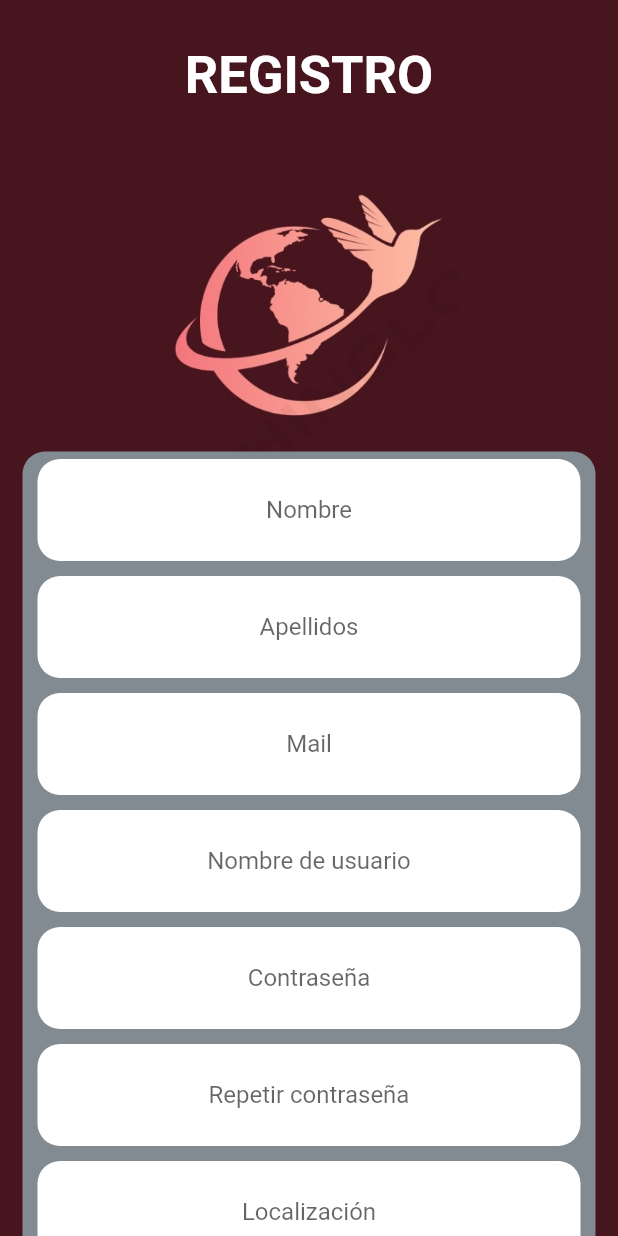
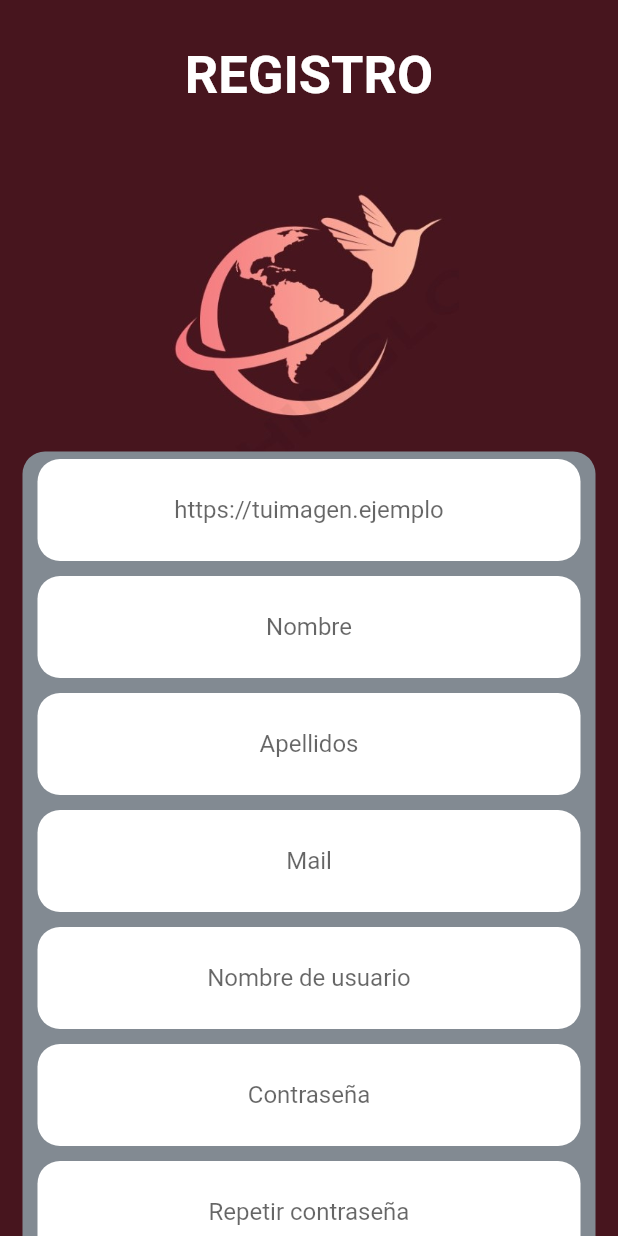
Before and after one commit to ISPP-G8/FindMyFun, a Flutter app: the screen it shows after launch, after a tap on "Acceder como empresa", after a tap on "CONTINUAR", after a tap on "¿No tienes cuenta?", on a phone screen of 412 x 824 dp. Run offline on Flutter 3.47's test engine with Material 2 defaults, Android fonts, the phone set to English and light mode, and no system bars; our stand-ins replace firebase_auth, firebase_core; accounts and stored records are empty; network calls fail.

Commit message:
upload: avanzada la tarea de los detalles de perfil

```diff
--- a/lib/models/user.dart
+++ b/lib/models/user.dart
@@ -10,6 +10,7 @@ enum Preferences { futbol, cerveza, tenis, ajedrez, videojuegos, musica }
 class User {
   User({
     required this.id,
+    required this.image,
     required this.name,
     required this.surname,
     required this.username,
@@ -19,6 +20,7 @@ class User {
   });
 
   String id;
+  String image;
   String name;
   String surname;
   String username;
@@ -32,6 +34,7 @@ class User {
 
   factory User.fromJson(Map<String, dynamic> json) => User(
         id: json["id"],
+        image: json["image"],
         name: json["name"],
         surname: json["surname"],
         username: json["username"],
@@ -42,6 +45,7 @@ class User {
 
   Map<String, dynamic> toJson() => {
         "id": id,
+        "image": image,
         "name": name,
         "surname": surname,
         "username": username,
--- a/lib/services/events_service.dart
+++ b/lib/services/events_service.dart
@@ -22,7 +22,7 @@ class EventsService extends ChangeNotifier {
 
       print(resp.body);
     } catch (e) {
-      print('Error al eliminar el evento: $e');
+      print('Error while deleting the event: $e');
     }
   }
 
--- a/lib/services/users_service.dart
+++ b/lib/services/users_service.dart
@@ -13,37 +13,36 @@ class UsersService extends ChangeNotifier {
 
   List<dynamic> get users => _users;
 
-  void set users(List<dynamic> inputUsers) {
+  set users(List<dynamic> inputUsers) {
     _users = inputUsers;
     notifyListeners();
   }
 
   // TODO: Hacer el getItem pasando el uid del AuthService()
 
+  Future<User> getUserWithUid(String userUid) async {
+    final url = Uri.https(_baseUrl, 'Users/$userUid.json');
+    User user;
+    try {
+      final resp = await http.get(url);
+      if (resp.statusCode == 200) {
+        Map<String, dynamic> data = jsonDecode(resp.body);
+        user = User.fromJson(data);
+        return user;
+      } else {
+        throw Exception(
+            'Errors ocurred while trying to get the user with Uid $userUid');
+      }
+    } catch (e) {
+      throw Exception('The user $e couldn´t be found.');
+    }
+  }
   // TODO: Hacer el updateItem pasando el uid del AuthService()
-
-  Future<void> getUserDetail(String userId) async {
-    final url = Uri.https(_baseUrl, '/Users/$userId.json');
-      try {
-          final resp =  await http.get(url);
-          if(resp.statusCode != 200){
-            return;
-          }
-          print(jsonDecode(resp.body));
-
-
-
-      } catch(e){
-        print('Error al acceder a los datos del usuario $e');
-      }
-  }
-
 
   //READ EVENT
   Future<void> getUsers() async {
     final url = Uri.https(_baseUrl, 'Users.json');
-     try {
-
+    try {
       final resp = await http.get(url);
 
       if (resp.statusCode != 200) {
@@ -56,10 +55,8 @@ class UsersService extends ChangeNotifier {
         final user = User.fromRawJson(jsonEncode(value));
         _users.add(user);
       });
-
     } catch (e) {
       print('Error getting users: $e');
     }
   }
-
 }
--- a/lib/views/home/profile/profile_details_view.dart
+++ b/lib/views/home/profile/profile_details_view.dart
@@ -2,10 +2,8 @@ import 'package:findmyfun/models/models.dart';
 import 'package:findmyfun/services/users_service.dart';
 import 'package:findmyfun/themes/colors.dart';
 import 'package:findmyfun/themes/styles.dart';
-import 'package:findmyfun/widgets/custom_button.dart';
-import 'package:findmyfun/widgets/submit_button.dart';
+import 'package:findmyfun/widgets/custom_text_form.dart';
 import 'package:flutter/material.dart';
-import 'package:findmyfun/services/page_view_service.dart';
 import 'package:provider/provider.dart';
 
 class ProfileDetailsView extends StatelessWidget {
@@ -13,13 +11,45 @@ class ProfileDetailsView extends StatelessWidget {
 
   @override
   Widget build(BuildContext context) {
-    // ignore: prefer_const_constructors
+    final profileViewService = Provider.of<UsersService>(context);
 
-    final profileViewService = Provider.of<UsersService>(context);
-    var user = profileViewService.getUserDetail('123456');
+    User userSelected;
+    profileViewService
+        .getUserWithUid('OjLDdgjOedeILmbwik90hW7YUlq1')
+        .then((value) {
+      print(value);
+    });
 
-    final pageViewController =
-        Provider.of<PageViewService>(context).pageController;
+    // User userSelected;
+    // Future<User> _userSelected(String userId) async {
+    //   User userSelected;
+    //   var snapshot =
+    //       await profileViewService.getUserWithUid(userId).then((value) {
+    //     userSelected = value;
+    //     return userSelected;
+    //   });
+    // }
+
+    // void userSelectedFunc() async {
+    //   final userSelected = await _userSelected('OjLDdgjOedeILmbwik90hW7YUlq1');
+    // }
+
+    // User userSelected = User(
+    //     id: "1",
+    //     image:
+    //         "https://www.google.com/url?sa=i&url=https%3A%2F%2Fes.dreamstime.com%2Ffoto-de-archivo-persona-feliz-en-el-campo-image42388021&psig=AOvVaw1MSO-DFzC-u5H17VRNg93G&ust=1678554113861000&source=images&cd=vfe&ved=0CA8QjRxqFwoTCNDS8r7r0f0CFQAAAAAdAAAAABAQ",
+    //     name: "a",
+    //     surname: "a",
+    //     username: "a",
+    //     city: "a",
+    //     email: "a",
+    //     preferences: []);
+    // profileViewService
+    //     .getUserWithUid('OjLDdgjOedeILmbwik90hW7YUlq1')
+    //     .then((value) {
+    //   userSelected = value;
+    // });
+
     return Scaffold(
       floatingActionButton: FloatingActionButton(onPressed: () {}),
       backgroundColor: ProjectColors.primary,
@@ -48,35 +78,30 @@ class ProfileDetailsView extends StatelessWidget {
             child: Column(
               mainAxisAlignment: MainAxisAlignment.center,
               children: [
-                const Icon(
-                  Icons.account_circle, // icono de foto de perfil
-                  size: 200,
-                  color: Color.fromARGB(255, 67, 32, 32),
+                Container(
+                  padding: const EdgeInsets.all(10.0),
+                  //child: Image.network(userSelected.image, fit: BoxFit.cover),
                 ),
-                const SizedBox(height: 20),
-                for (var i = 0; i < 6; i++)
-                  Padding(
-                    padding:
-                        const EdgeInsets.symmetric(horizontal: 20, vertical: 2),
-                    child: TextField(
-                      readOnly: true,
-                      decoration: InputDecoration(
-                        filled: true,
-                        fillColor: Colors.white,
-                        border: OutlineInputBorder(
-                          borderRadius: BorderRadius.circular(5),
-                          borderSide: BorderSide.none,
-                        ),
-                      ),
-                    ),
-                  ),
-                CustomButton(
-                    text: user.toString(),
-                    onTap: () => pageViewController.animateToPage(1,
-                        duration: const Duration(milliseconds: 500),
-                        curve: Curves.easeInOut)),
-                const SizedBox(height: 5),
-                const SubmitButton(text: 'CONTINUAR')
+                // CustomTextForm(
+                //   hintText: userSelected.username,
+                //   enabled: false,
+                // ),
+                // CustomTextForm(
+                //   hintText: userSelected.name,
+                //   enabled: false,
+                // ),
+                // CustomTextForm(
+                //   hintText: userSelected.surname,
+                //   enabled: false,
+                // ),
+                // CustomTextForm(
+                //   hintText: userSelected.city,
+                //   enabled: false,
+                // ),
+                // CustomTextForm(
+                //   hintText: userSelected.email,
+                //   enabled: false,
+                // ),
               ],
             ),
           ),
--- a/lib/views/register/register_view_form.dart
+++ b/lib/views/register/register_view_form.dart
@@ -38,6 +38,7 @@ class _RegisterFormContainer extends StatefulWidget {
 }
 
 class _RegisterFormContainerState extends State<_RegisterFormContainer> {
+  final _imageController = TextEditingController();
   final _emailController = TextEditingController();
   final _nameController = TextEditingController();
   final _surnameController = TextEditingController();
@@ -51,9 +52,14 @@ class _RegisterFormContainerState extends State<_RegisterFormContainer> {
   Widget build(BuildContext context) {
     final userService = Provider.of<UsersService>(context);
     return Form(
-        autovalidateMode: AutovalidateMode.onUserInteraction,
+      autovalidateMode: AutovalidateMode.onUserInteraction,
       key: _formKey,
       child: Column(children: [
+        CustomTextForm(
+          hintText: 'https://tuimagen.ejemplo',
+          controller: _imageController,
+          validator: (value) => Validators.validateNotEmpty(value),
+        ),
         CustomTextForm(
           hintText: 'Nombre',
           controller: _nameController,
@@ -84,9 +90,9 @@ class _RegisterFormContainerState extends State<_RegisterFormContainer> {
           hintText: 'Repetir contraseña',
           obscure: true,
           controller: _passwordConfirmController,
-
           validator: (value) {
-            if(_passwordConfirmController.text != _passwordController.text) return 'Las contraseñas no coinciden.';
+            if (_passwordConfirmController.text != _passwordController.text)
+              return 'Las contraseñas no coinciden.';
             return null;
           },
         ),
@@ -107,6 +113,7 @@ class _RegisterFormContainerState extends State<_RegisterFormContainer> {
                       password: _passwordController.text);
               userService.currentUser = user.User(
                   id: credential.user!.uid,
+                  image: _imageController.text,
                   name: _nameController.text,
                   surname: _surnameController.text,
                   username: _usernameController.text,
--- a/lib/widgets/cutom_text_form.dart
+++ b/lib/widgets/custom_text_form.dart
@@ -4,12 +4,20 @@ import 'package:flutter/material.dart';
 class CustomTextForm extends StatelessWidget {
   final String hintText;
   final bool obscure;
+  final EdgeInsets? padding;
+  final int? maxLines;
+  final TextInputType? type;
+  final bool enabled;
   final TextEditingController? controller;
   final String? Function(String?)? validator;
   const CustomTextForm({
     super.key,
     required this.hintText,
     this.obscure = false,
+    this.padding = const EdgeInsets.all(10),
+    this.maxLines = 1,
+    this.type = TextInputType.text,
+    this.enabled = true,
     this.controller,
     this.validator,
   });
@@ -18,12 +26,17 @@ class CustomTextForm extends StatelessWidget {
   Widget build(BuildContext context) {
     return Container(
       margin: const EdgeInsets.symmetric(horizontal: 10, vertical: 5),
-      padding: EdgeInsets.all(10),
+      padding: padding,
       decoration: BoxDecoration(
-          color: Colors.white, borderRadius: BorderRadius.circular(15)),
+        color: Colors.white,
+        borderRadius: BorderRadius.circular(15),
+      ),
       child: TextFormField(
+        keyboardType: type,
         controller: controller,
         obscureText: obscure,
+        maxLines: maxLines,
+        enabled: enabled,
         textAlign: TextAlign.center,
         validator: validator,
         decoration: InputDecoration(
--- a/lib/widgets/widgets.dart
+++ b/lib/widgets/widgets.dart
@@ -1,6 +1,6 @@
 export 'package:findmyfun/widgets/custom_button.dart';
 export 'package:findmyfun/widgets/custom_navigation_bar.dart';
-export 'package:findmyfun/widgets/cutom_text_form.dart';
+export 'package:findmyfun/widgets/custom_text_form.dart';
 export 'package:findmyfun/widgets/image_banner.dart';
 export 'package:findmyfun/widgets/image_logo.dart';
 export 'package:findmyfun/widgets/login_container.dart';
```
Also changed, not shown: pubspec.lock.
